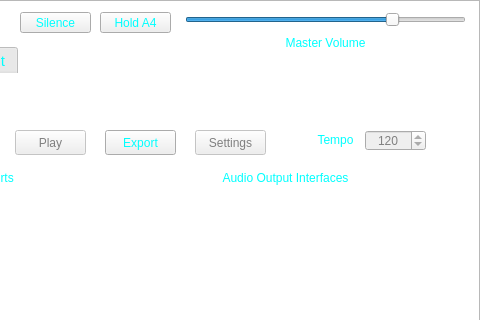
TheDaemoness/Soundbench, file ui/sbmain/soundbenchmain.ui: the form before one commit; both pictures show x 585 to 1065 and y 0 to 320 of the 1065 by 573 pixel window.
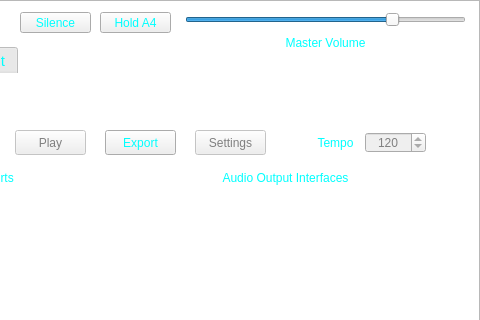
The form after the commit. Icons and pictures are not drawn.

Commit message: Increased the uniformity of Soundbench's UI between platforms. Soundbench now forces the Cleanlooks style for all widgets it hasn't styled. This also fixes QComboBoxes not having correct text colors on GTK-based systems. Widened a few textboxes to prevent text cutoffs on vanilla Ubuntu. Realligned the Tempo spinbox to make it look more in-line with the row of buttons. Deleted the generator selection UI, as it is no longer needed.

The edit to the form file:
```diff
--- a/ui/sbmain/soundbenchmain.ui
+++ b/ui/sbmain/soundbenchmain.ui
@@ -721,7 +721,7 @@
       <property name="geometry">
        <rect>
         <x>940</x>
-        <y>55</y>
+        <y>57</y>
         <width>61</width>
         <height>21</height>
        </rect>
@@ -749,9 +749,9 @@
       <property name="geometry">
        <rect>
         <x>880</x>
-        <y>55</y>
+        <y>57</y>
         <width>61</width>
-        <height>20</height>
+        <height>21</height>
        </rect>
       </property>
       <property name="text">
```
Left out of the diff: 10 changed lines with no effect on the pictures. The commit also changes 5 other files.
